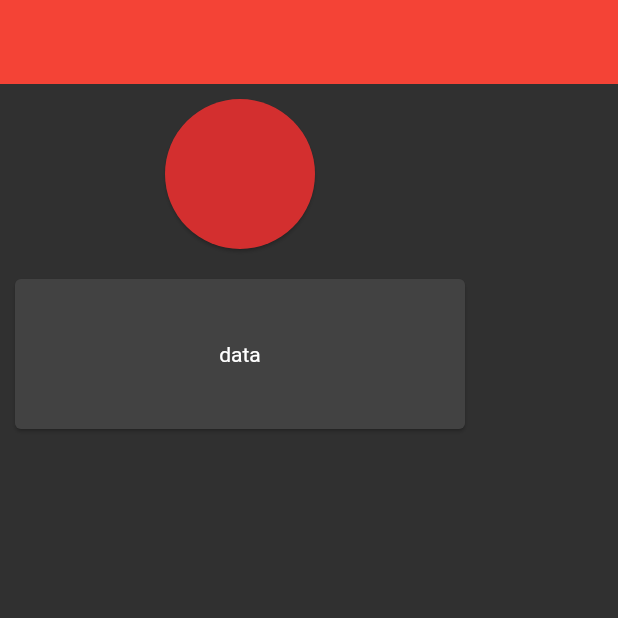
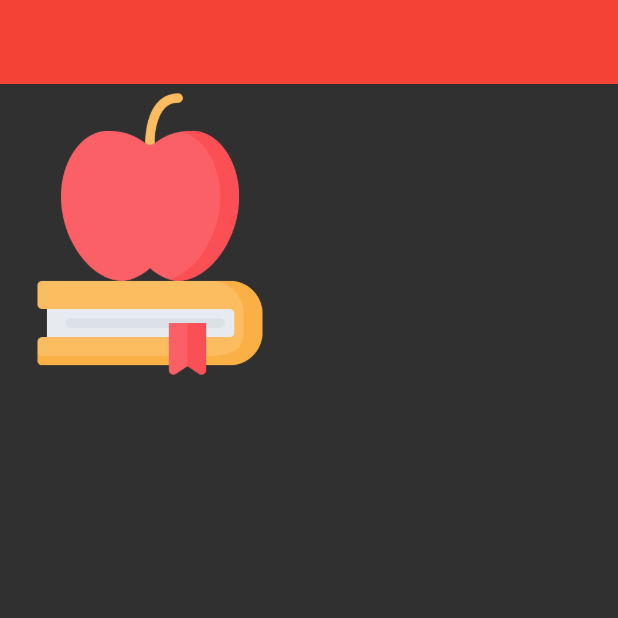
Before and after one commit to JosephDoUrden/Flutter-Full-Learn, a Flutter app: the screen it shows after launch, on a phone screen of 412 x 824 dp, the top half of it. Run offline on Flutter 3.47's test engine with Material 2 defaults, Android fonts, the light colour scheme and no system bars.

Commit message:
Image Learn

```diff
--- /dev/null
+++ b/lib/101/image_learn.dart
@@ -0,0 +1,35 @@
+import 'package:flutter/material.dart';
+
+class ImageLearn extends StatelessWidget {
+  const ImageLearn({super.key});
+
+  @override
+  Widget build(BuildContext context) {
+    return Scaffold(
+      appBar: AppBar(),
+      body: Column(
+        children: [
+          SizedBox(
+            height: 200,
+            width: 200,
+            child: PngImage(path: ImageItems().appleWithBook),
+          ),
+        ],
+      ),
+    );
+  }
+}
+
+class ImageItems {
+  final String appleWithBook = "assets/png/2997528.png";
+  final String appleBookWithoutPath = "2997528";
+}
+
+class PngImage extends StatelessWidget {
+  const PngImage({Key? key, required this.path}) : super(key: key);
+  final String path;
+  @override
+  Widget build(BuildContext context) {
+    return Image.asset(path, fit: BoxFit.cover);
+  }
+}
--- a/lib/main.dart
+++ b/lib/main.dart
@@ -1,6 +1,7 @@
 import 'package:flutter/material.dart';
 import 'package:flutter/services.dart';
 import 'package:flutter_full_learn/101/card_learn.dart';
+import 'package:flutter_full_learn/101/image_learn.dart';
 import 'package:flutter_full_learn/101/padding_learn.dart';
 import 'package:flutter_full_learn/101/text_learn_view.dart';
 import 'package:flutter_full_learn/101/container_sized_box_learn.dart';
@@ -30,7 +31,7 @@ class MyApp extends StatelessWidget {
         elevation: 0,
         systemOverlayStyle: SystemUiOverlayStyle.light,
       )),
-      home: CardLearn(),
+      home: ImageLearn(),
     );
   }
 }
--- a/pubspec.yaml
+++ b/pubspec.yaml
@@ -59,9 +59,8 @@ flutter:
   uses-material-design: true
 
   # To add assets to your application, add an assets section, like this:
-  # assets:
-  #   - images/a_dot_burr.jpeg
-  #   - images/a_dot_ham.jpeg
+  assets:
+    - assets/png/
 
   # An image asset can refer to one or more resolution-specific "variants", see
   # https://flutter.dev/assets-and-images/#resolution-aware
```
Also changed, not shown: assets/png/2997528.png (added).
